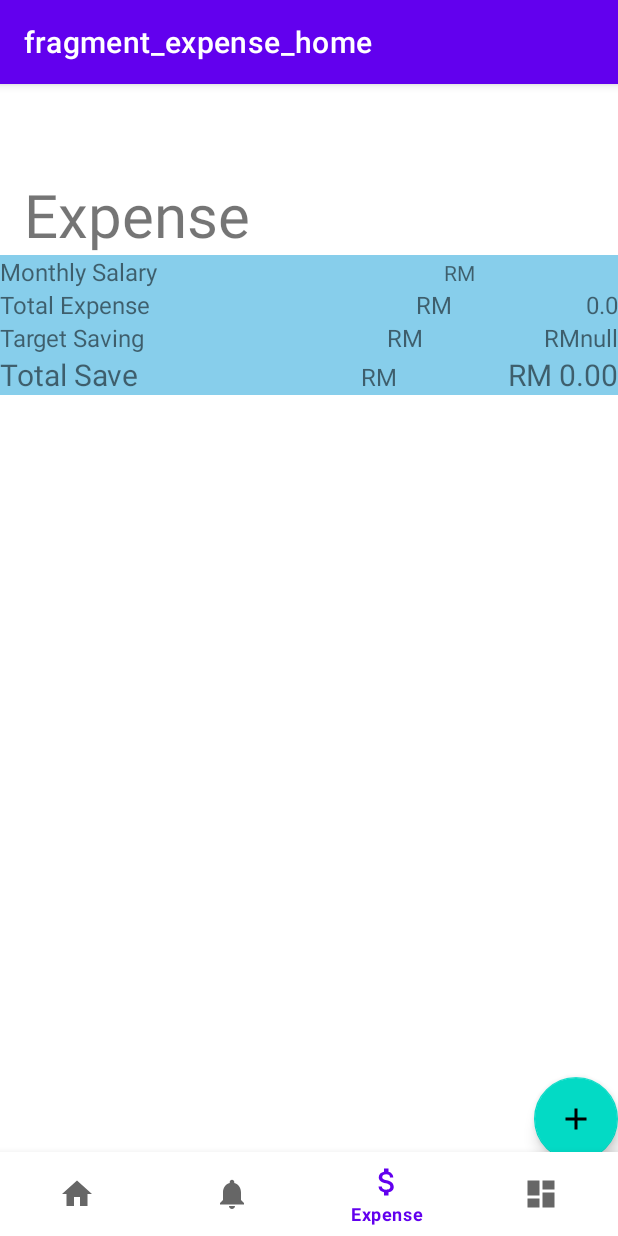
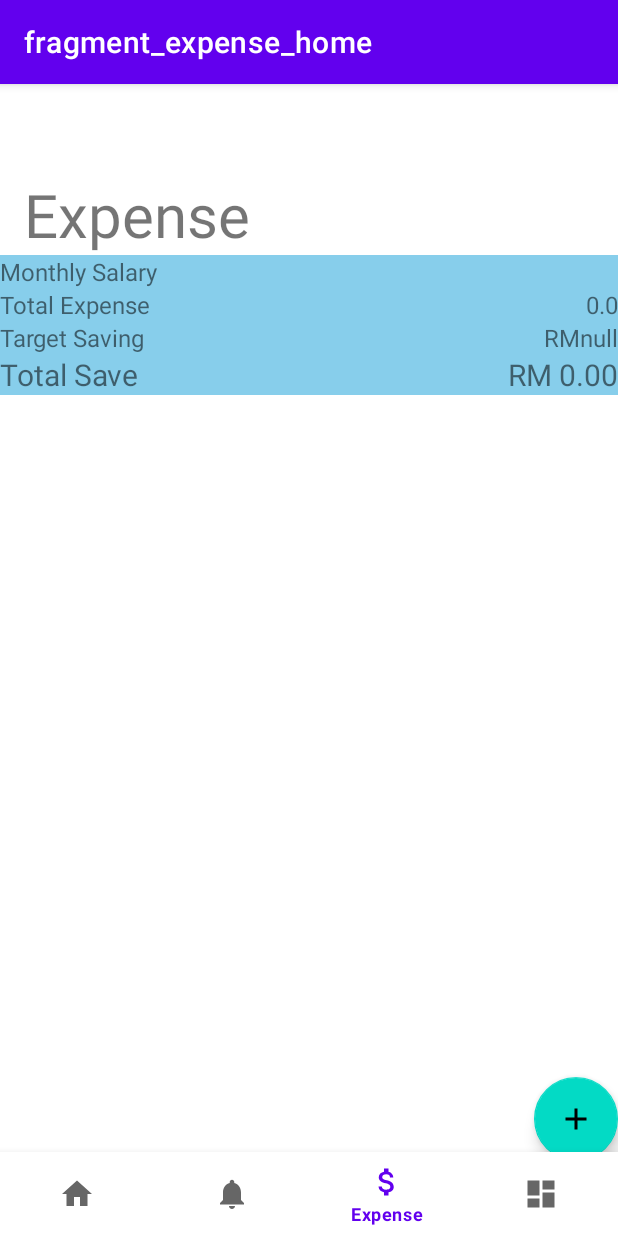
Before and after one commit to LauHongSoon/Assignment, an Android app: the ExpenseHomeFragment screen opened through its navigation route, on a phone screen of 412 x 824 dp. Run offline under Robolectric (Android 15) with nearby library versions, the phone set to English and light mode, and no system bars; our stand-ins replace Firebase (no records; nobody signed in at launch, a user with empty details on screens opened directly), navigation-ui; 2 statements that could not run were skipped.

Commit message:
Expense CRUD Completed

```diff
--- a/app/src/main/res/layout/fragment_expense_home.xml
+++ b/app/src/main/res/layout/fragment_expense_home.xml
@@ -31,15 +31,6 @@
                 android:textSize="16sp" />
 
             <TextView
-                android:id="@+id/textView19"
-                android:layout_width="wrap_content"
-                android:layout_height="wrap_content"
-                android:layout_weight="1"
-                android:text="RM"
-
-                android:textAlignment="viewEnd" />
-
-            <TextView
                 android:id="@+id/textSalary"
                 android:layout_width="wrap_content"
                 android:layout_height="wrap_content"
@@ -60,15 +51,6 @@
                 android:layout_height="wrap_content"
                 android:layout_weight="1"
                 android:text="@string/totalexpense"
-                android:textSize="16sp" />
-
-            <TextView
-                android:id="@+id/textView20"
-                android:layout_width="wrap_content"
-                android:layout_height="wrap_content"
-                android:layout_weight="1"
-                android:text="RM"
-                android:textAlignment="viewEnd"
                 android:textSize="16sp" />
 
 
@@ -96,15 +78,6 @@
                 android:text="@string/monthly_target"
                 android:textSize="16sp" />
 
-            <TextView
-                android:id="@+id/textView16"
-                android:layout_width="wrap_content"
-                android:layout_height="wrap_content"
-                android:layout_weight="1"
-                android:text="RM"
-                android:textAlignment="viewEnd"
-                android:textSize="16sp" />
-
 
             <TextView
                 android:id="@+id/textTarget"
@@ -129,15 +102,6 @@
                 android:layout_weight="1"
                 android:text="@string/totalsave"
                 android:textSize="20sp" />
-
-            <TextView
-                android:id="@+id/textView17"
-                android:layout_width="wrap_content"
-                android:layout_height="wrap_content"
-                android:layout_weight="1"
-                android:text="RM"
-                android:textAlignment="viewEnd"
-                android:textSize="16sp" />
 
             <TextView
                 android:id="@+id/totalSave"
```
